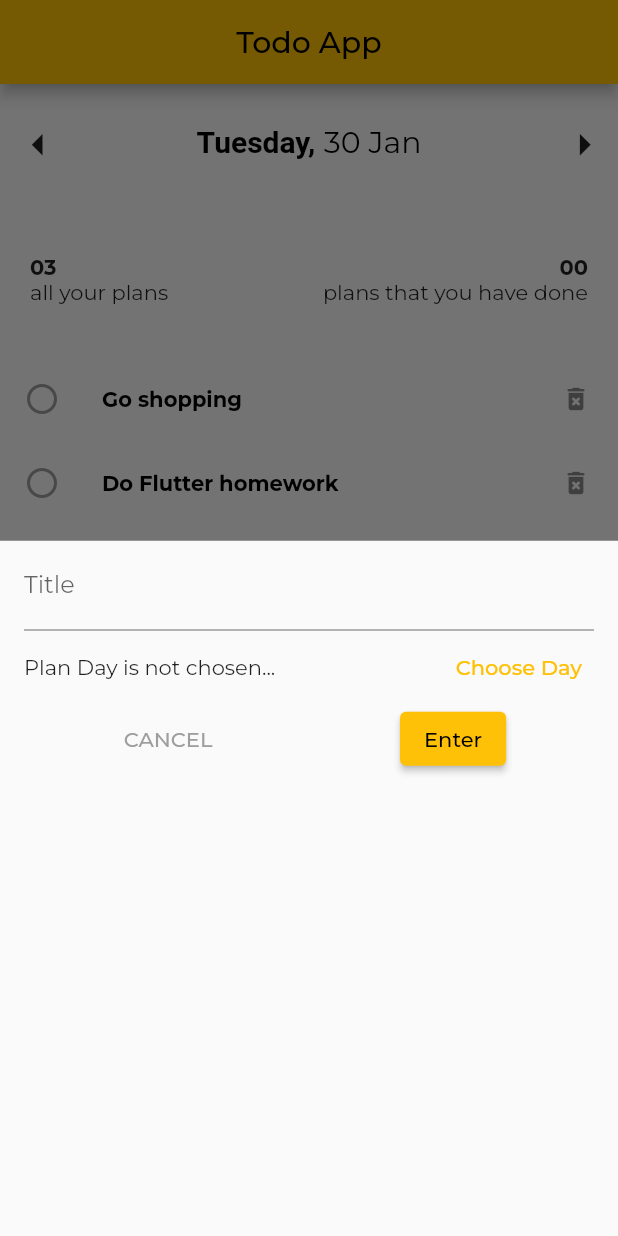
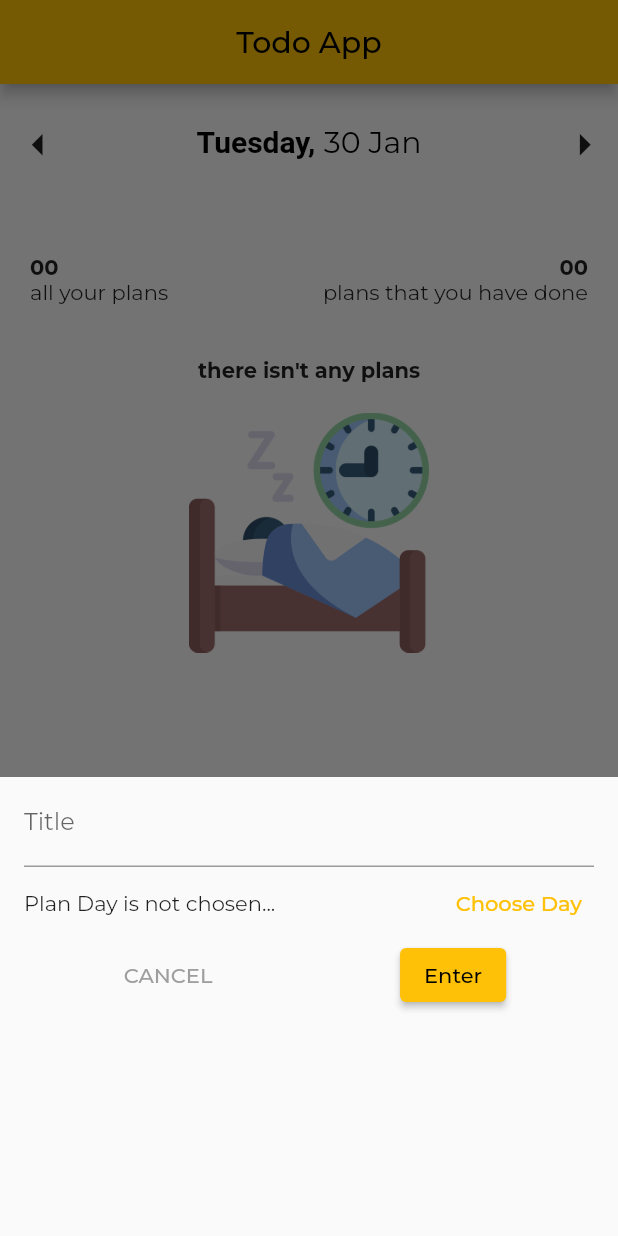
Before and after one commit to umar200000/todo_app, a Flutter app: the screen it shows after launch, after a tap on the "add" icon, on a phone screen of 412 x 824 dp. Run offline on Flutter 3.47's test engine with Material 3 defaults, Android fonts, the phone set to English and light mode, and no system bars; our stand-ins replace google_fonts, hive, hive_flutter; accounts and stored records are empty.

Commit message:
todo is done but hive is error

```diff
--- a/lib/main.dart
+++ b/lib/main.dart
@@ -1,8 +1,12 @@
 import 'package:flutter/material.dart';
 import 'package:google_fonts/google_fonts.dart';
+import 'package:hive_flutter/hive_flutter.dart';
 import 'package:todo_app/widgets_file/myHomePage.dart';
 
-void main() {
+void main() async {
+  WidgetsFlutterBinding.ensureInitialized();
+  await Hive.initFlutter();
+  await Hive.openBox("plansList");
   runApp(MyApp());
 }
 
--- a/lib/plans_todo/add_plans.dart
+++ b/lib/plans_todo/add_plans.dart
@@ -28,9 +28,16 @@ class _AddPlansPageState extends State<AddPlansPage> {
 
   @override
   Widget build(BuildContext context) {
-    return Container(
+    return SingleChildScrollView(
+      child: Container(
         child: Padding(
-        padding: const EdgeInsets.symmetric(horizontal: 16.0),
+          padding: EdgeInsets.only(
+            left: 16,
+            right: 16,
+            bottom: MediaQuery.of(context).viewInsets.bottom > 0
+                ? MediaQuery.of(context).viewInsets.bottom
+                : 150,
+          ),
           child: Column(
             children: [
               TextField(
@@ -56,7 +63,9 @@ class _AddPlansPageState extends State<AddPlansPage> {
                 mainAxisAlignment: MainAxisAlignment.spaceAround,
                 children: [
                   TextButton(
-                  onPressed: () {},
+                    onPressed: () {
+                      Navigator.pop(context);
+                    },
                     child: Text(
                       "CANCEL",
                       style: TextStyle(color: Colors.grey),
@@ -65,9 +74,12 @@ class _AddPlansPageState extends State<AddPlansPage> {
                   ElevatedButton(
                     onPressed: () {
                       if (textEditingController.text.isEmpty ||
-                        _dateTime10 == null) return;
+                          _dateTime10 == null) {
+                        return;
+                      }
                       widget.todoDateTime(
                           textEditingController.text, _dateTime10!);
+                      Navigator.pop(context);
                     },
                     child: Text("Enter"),
                   ),
@@ -76,6 +88,7 @@ class _AddPlansPageState extends State<AddPlansPage> {
             ],
           ),
         ),
+      ),
     );
   }
 }
--- a/lib/plans_todo/plans_model.dart
+++ b/lib/plans_todo/plans_model.dart
@@ -1,3 +1,5 @@
+import 'package:todo_app/tools/hive_repo.dart';
+
 class PlansModel {
   final String id;
   final String name;
@@ -11,11 +13,25 @@ class PlansModel {
 }
 
 class Plans {
-  final List<PlansModel> _plans = [
-    PlansModel(id: "id1", name: "Go shopping", time: DateTime.now()),
-    PlansModel(id: "id2", name: "Do Flutter homework", time: DateTime.now()),
-    PlansModel(id: "id3", name: "Clean house", time: DateTime.now()),
-  ];
+  HiveRepo hiveRepo = HiveRepo();
+  final List<PlansModel> _plans = HiveRepo().getPlansList;
 
   List<PlansModel> get plansList => _plans;
+
+  List<PlansModel> todoByDate(DateTime date) {
+    return _plans
+        .where((element) =>
+            element.time.day == date.day &&
+            element.time.month == date.month &&
+            element.time.year == date.year)
+        .toList();
+  }
+
+  void addPlans(String planName, DateTime dateTimePlan) {
+    _plans.add(
+      PlansModel(
+          id: "id${_plans.length + 1}", name: planName, time: dateTimePlan),
+    );
+    hiveRepo.savePlanList(_plans);
+  }
 }
--- /dev/null
+++ b/lib/tools/hive_repo.dart
@@ -0,0 +1,14 @@
+import 'package:hive/hive.dart';
+import 'package:hive_flutter/hive_flutter.dart';
+
+import '../plans_todo/plans_model.dart';
+
+class HiveRepo {
+  final Box _box = Hive.box("plansList");
+
+  savePlanList(List<PlansModel> list) {
+    _box.put("plans", list);
+  }
+
+  get getPlansList => _box.get("plans", defaultValue: <PlansModel>[]);
+}
--- a/lib/widgets_file/myHomePage.dart
+++ b/lib/widgets_file/myHomePage.dart
@@ -3,9 +3,9 @@ import 'package:todo_app/plans_todo/add_plans.dart';
 import 'package:todo_app/widgets_file/date_time.dart';
 import 'package:todo_app/widgets_file/plans_list.dart';
 import 'package:todo_app/widgets_file/your_plans_page.dart';
-import 'package:intl/intl.dart';
 
 import '../plans_todo/plans_model.dart';
+import '../tools/hive_repo.dart';
 
 class MyHomePage extends StatefulWidget {
   MyHomePage({super.key});
@@ -15,8 +15,9 @@ class MyHomePage extends StatefulWidget {
 }
 
 class _MyHomePageState extends State<MyHomePage> {
+  HiveRepo hiveRepo = HiveRepo();
   DateTime _dateTime = DateTime.now();
-  List<PlansModel> _plansList = Plans().plansList;
+  Plans _plansList = Plans();
 
   void _chooseCalendar(BuildContext context) {
     showDatePicker(
@@ -47,26 +48,37 @@ class _MyHomePageState extends State<MyHomePage> {
 
   void _isDonePlan(String id) {
     setState(() {
-      _plansList.firstWhere((element) => element.id == id).isDonePlan();
+      _plansList
+          .todoByDate(_dateTime)
+          .firstWhere((element) => element.id == id)
+          .isDonePlan();
     });
+    hiveRepo.savePlanList(_plansList.plansList);
   }
 
   void _deletePlan(String id) {
     setState(() {
-      _plansList.removeWhere((element) => element.id == id);
+      _plansList.plansList.removeWhere((element) => element.id == id);
+      hiveRepo.savePlanList(_plansList.plansList);
     });
   }
 
-  int get _plansLenght => _plansList.length;
-  int get _donePlans => _plansList.where((element) => element.isDone).length;
+  int get _plansLenght => _plansList.todoByDate(_dateTime).length;
+  int get _donePlans => _plansList
+      .todoByDate(_dateTime)
+      .where((element) => element.isDone)
+      .length;
 
   void todoDateTime(String planName, DateTime planTime) {
-    print(planName);
-    print(planTime);
+    setState(() {
+      _plansList.addPlans(planName, planTime);
+    });
   }
 
   void _addPlans(BuildContext context) {
     showModalBottomSheet(
+        isScrollControlled: true,
+        isDismissible: false,
         context: context,
         builder: (ctx) {
           return AddPlansPage(todoDateTime);
@@ -97,7 +109,7 @@ class _MyHomePageState extends State<MyHomePage> {
               height: 35,
             ),
             PlansList(
-              planList: _plansList,
+              planList: _plansList.todoByDate(_dateTime),
               isDonePlan: _isDonePlan,
               deletePlan: _deletePlan,
             ),
--- a/lib/widgets_file/plans_list.dart
+++ b/lib/widgets_file/plans_list.dart
@@ -1,7 +1,6 @@
 import 'package:flutter/material.dart';
+import 'package:todo_app/plans_todo/plans.dart';
 import 'package:todo_app/plans_todo/plans_model.dart';
-
-import 'package:todo_app/plans_todo/plans.dart';
 
 class PlansList extends StatelessWidget {
   final List<PlansModel> planList;
@@ -16,7 +15,8 @@ class PlansList extends StatelessWidget {
   @override
   Widget build(BuildContext context) {
     return Expanded(
-      child: ListView.builder(
+      child: planList.length > 0
+          ? ListView.builder(
               itemBuilder: (context, index) {
                 return Plans10(
                   plan: planList[index],
@@ -25,6 +25,24 @@ class PlansList extends StatelessWidget {
                 );
               },
               itemCount: planList.length,
+            )
+          : Column(
+              children: [
+                Text(
+                  "there isn't any plans",
+                  style: TextStyle(
+                    fontWeight: FontWeight.bold,
+                  ),
+                ),
+                SizedBox(
+                  height: 20,
+                ),
+                Image.asset(
+                  "assets/images/sleep.png",
+                  width: 160,
+                  //fit: BoxFit.cover,
+                ),
+              ],
             ),
     );
   }
--- a/pubspec.yaml
+++ b/pubspec.yaml
@@ -41,6 +41,8 @@ dev_dependencies:
     sdk: flutter
   google_fonts: ^6.1.0
   intl: ^0.19.0
+  hive_flutter:
+  hive:
   # The "flutter_lints" package below contains a set of recommended lints to
   # encourage good coding practices. The lint set provided by the package is
   # activated in the `analysis_options.yaml` file located at the root of your
@@ -60,8 +62,8 @@ flutter:
   uses-material-design: true
 
   # To add assets to your application, add an assets section, like this:
-  # assets:
-  #   - images/a_dot_burr.jpeg
+  assets:
+     - assets/images/sleep.png
   #   - images/a_dot_ham.jpeg
 
   # An image asset can refer to one or more resolution-specific "variants", see
```
Also changed, not shown: assets/images/sleep.png (added), pubspec.lock. Lines whose indentation alone changed are shown as unchanged.
